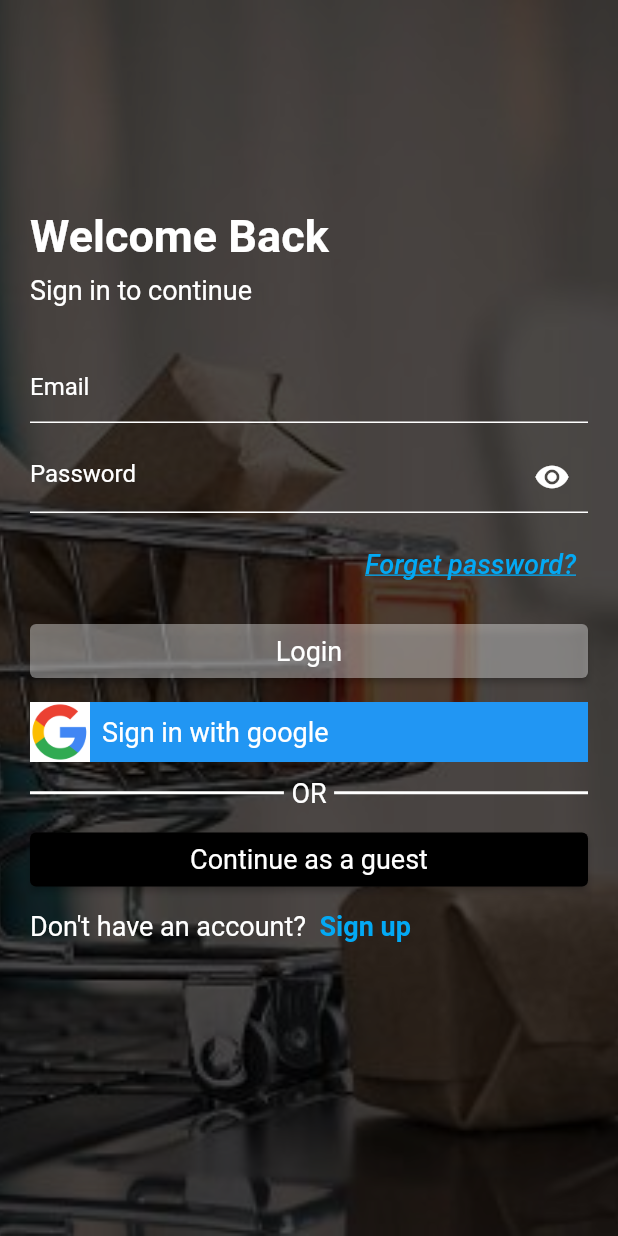
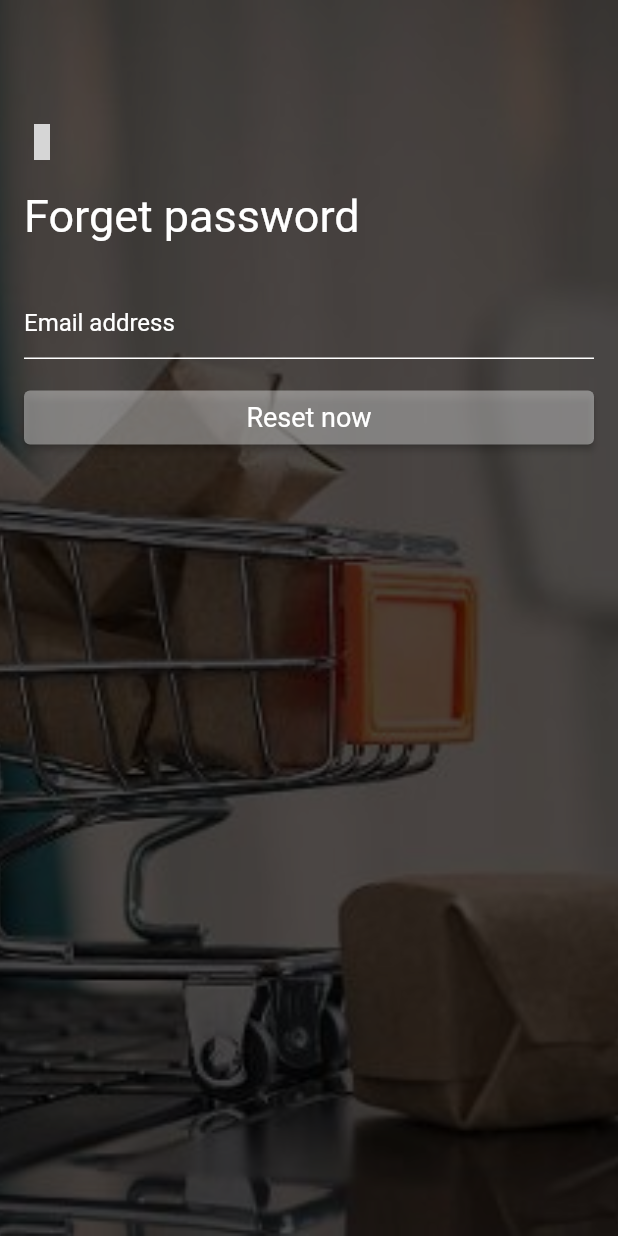
Before and after one commit to suad-mo/grocery_app, a Flutter app: the screen it shows after launch, after a tap on "Forget password?", on a phone screen of 412 x 824 dp. Run offline on Flutter 3.47's test engine with Material 2 defaults, Android fonts, the phone set to English and light mode, and no system bars; drawn by our look-alikes of card_swiper; our stand-ins replace badges, fancy_shimmer_image, flutter_iconly, shared_preferences; grey boxes are pictures that could not be loaded.

Commit message:
Implement the forget password screen...

```diff
--- a/lib/main.dart
+++ b/lib/main.dart
@@ -2,6 +2,7 @@ import 'package:flutter/material.dart';
 import 'package:grocery_app/inner_screens/feeds_screen.dart';
 import 'package:grocery_app/inner_screens/on_sale_screen.dart';
 import 'package:grocery_app/inner_screens/product_details.dart';
+import 'package:grocery_app/screens/auth/forget_pass.dart';
 import 'package:grocery_app/screens/auth/login.dart';
 import 'package:grocery_app/screens/auth/register.dart';
 import 'package:grocery_app/screens/orders/orders_screen.dart';
@@ -65,6 +66,8 @@ class _MyAppState extends State<MyApp> {
                 const ViewedRecentlyScreen(),
             RegisterScreen.routeName: (ctx) => const RegisterScreen(),
             LoginScreen.routeName: (ctx) => const LoginScreen(),
+            ForgetPasswordScreen.routeName: (ctx) =>
+                const ForgetPasswordScreen(),
           },
         );
       }),
--- /dev/null
+++ b/lib/screens/auth/forget_pass.dart
@@ -0,0 +1,107 @@
+import 'package:card_swiper/card_swiper.dart';
+import 'package:flutter/material.dart';
+import 'package:grocery_app/services/utils.dart';
+import 'package:grocery_app/widgets/back_widget.dart';
+
+import '../../consts/consts.dart';
+import '../../widgets/auth_button.dart';
+import '../../widgets/text_widget.dart';
+
+class ForgetPasswordScreen extends StatefulWidget {
+  static const routeName = '/ForgetPasswordScreen';
+  const ForgetPasswordScreen({Key? key}) : super(key: key);
+
+  @override
+  _ForgetPasswordScreenState createState() => _ForgetPasswordScreenState();
+}
+
+class _ForgetPasswordScreenState extends State<ForgetPasswordScreen> {
+  final _emailTextController = TextEditingController();
+  // bool _isLoading = false;
+  @override
+  void dispose() {
+    _emailTextController.dispose();
+
+    super.dispose();
+  }
+
+  void _forgetPassFCT() async {}
+
+  @override
+  Widget build(BuildContext context) {
+    Size size = Utils(context).getScreenSize;
+    return Scaffold(
+      // backgroundColor: Colors.blue,
+      body: Stack(
+        children: [
+          Swiper(
+            itemBuilder: (BuildContext context, int index) {
+              return Image.asset(
+                Constss.authImagesPaths[index],
+                fit: BoxFit.cover,
+              );
+            },
+            autoplay: true,
+            itemCount: Constss.authImagesPaths.length,
+
+            // control: const SwiperControl(),
+          ),
+          Container(
+            color: Colors.black.withOpacity(0.7),
+          ),
+          Padding(
+            padding: const EdgeInsets.symmetric(
+              horizontal: 16,
+            ),
+            child: Column(
+              crossAxisAlignment: CrossAxisAlignment.start,
+              children: [
+                SizedBox(
+                  height: size.height * 0.1,
+                ),
+                const BackWidget(),
+                const SizedBox(
+                  height: 20,
+                ),
+                const TextWidget(
+                  text: 'Forget password',
+                  color: Colors.white,
+                  textSize: 30,
+                ),
+                const SizedBox(
+                  height: 30,
+                ),
+                TextField(
+                  controller: _emailTextController,
+                  style: const TextStyle(color: Colors.white),
+                  decoration: const InputDecoration(
+                    hintText: 'Email address',
+                    hintStyle: TextStyle(color: Colors.white),
+                    enabledBorder: UnderlineInputBorder(
+                      borderSide: BorderSide(color: Colors.white),
+                    ),
+                    focusedBorder: UnderlineInputBorder(
+                      borderSide: BorderSide(color: Colors.white),
+                    ),
+                    errorBorder: UnderlineInputBorder(
+                      borderSide: BorderSide(color: Colors.red),
+                    ),
+                  ),
+                ),
+                const SizedBox(
+                  height: 15,
+                ),
+                AuthButton(
+                  buttonText: 'Reset now',
+                  fct: () {
+                    _forgetPassFCT();
+                  },
+                ),
+              ],
+            ),
+          ),
+        ],
+      ),
+    );
+  }
+}
--- a/lib/screens/auth/login.dart
+++ b/lib/screens/auth/login.dart
@@ -1,6 +1,7 @@
 import 'package:card_swiper/card_swiper.dart';
 import 'package:flutter/gestures.dart';
 import 'package:flutter/material.dart';
+import 'package:grocery_app/screens/auth/forget_pass.dart';
 import 'package:grocery_app/screens/auth/register.dart';
 import 'package:grocery_app/services/global_methods.dart';
 import 'package:grocery_app/widgets/google_button.dart';
@@ -172,7 +173,12 @@ class _LoginScreenState extends State<LoginScreen> {
                   Align(
                     alignment: Alignment.topRight,
                     child: TextButton(
-                      onPressed: () {},
+                      onPressed: () {
+                        GlobalMethod.navigateTo(
+                          ctx: context,
+                          routeName: ForgetPasswordScreen.routeName,
+                        );
+                      },
                       child: const Text(
                         'Forget password?',
                         maxLines: 1,
@@ -188,7 +194,7 @@ class _LoginScreenState extends State<LoginScreen> {
                     height: 10,
                   ),
                   AuthButton(
-                    fct: () {},
+                    fct: _submitFormOnLogin,
                     buttonText: 'Login',
                   ),
                   const SizedBox(
```
